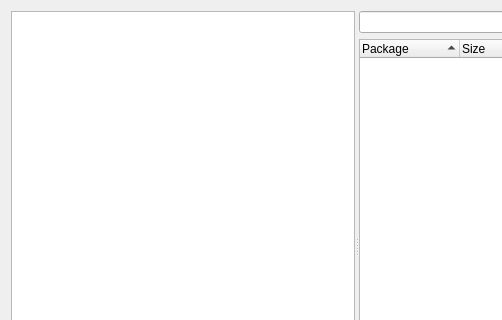
Qt form kde/pardusman/gui/ui/packages.ui (pars-linux/uludag) before a commit; both pictures show x 0 to 502 and y 0 to 320 of the 714 by 520 pixel window.
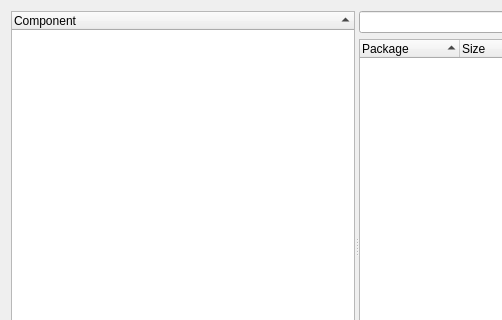
The same form after that commit.

Commit message: * Resize columns to their contents * Show component list header * Sort lists in ascending order

Diff of the .ui file:
```diff
--- a/kde/pardusman/gui/ui/packages.ui
+++ b/kde/pardusman/gui/ui/packages.ui
@@ -39,8 +39,11 @@
           <bool>true</bool>
          </property>
          <property name="headerHidden">
-          <bool>true</bool>
+          <bool>false</bool>
          </property>
+         <attribute name="headerVisible">
+          <bool>true</bool>
+         </attribute>
          <column>
           <property name="text">
            <string>Component</string>
```
The commit also changes 1 other file.
